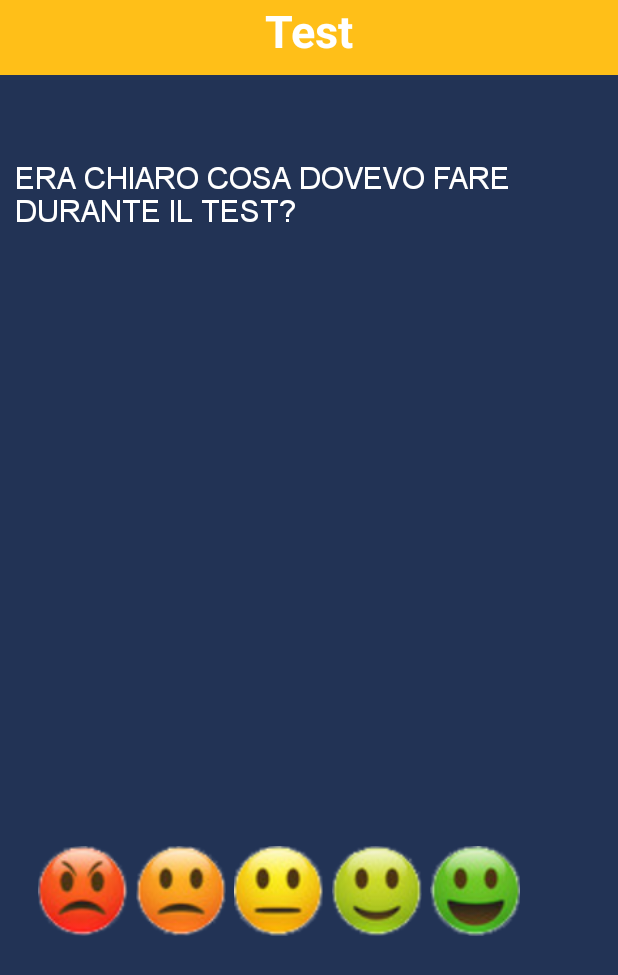
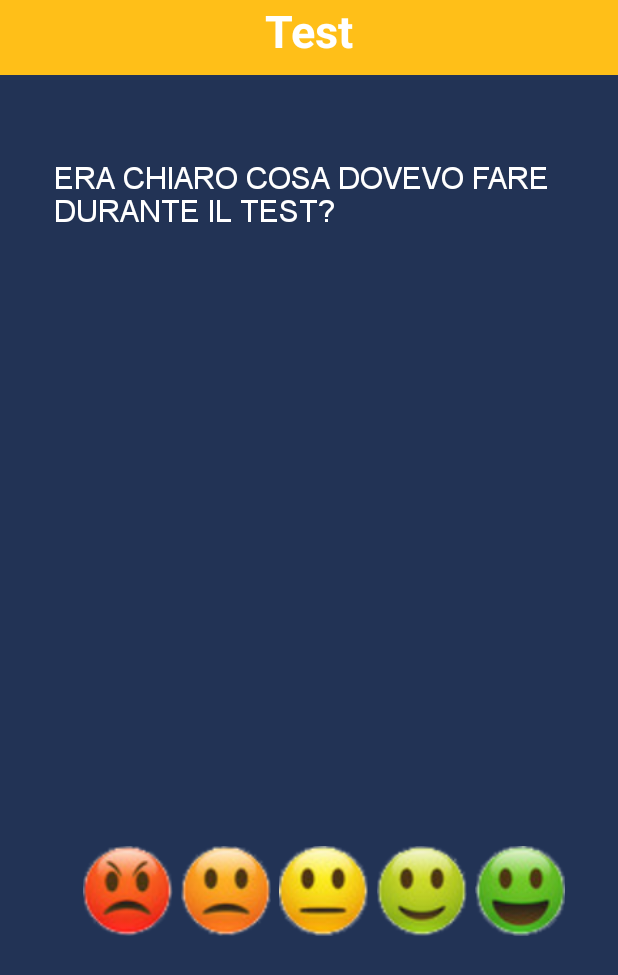
Before and after one commit to AlfonsoAquino/DSAGame, an Android app: the PostTest screen opened directly, with no data from a screen before it, on a phone screen of 412 x 824 dp. Shown: the top 975 px of the screen. Run offline under Robolectric (Android 15) with nearby library versions, the phone set to English and light mode, and no system bars; libraries missing offline, so code that uses them is left out: me.grantland.widget.

Commit message:
centrata grafica gradimento

```diff
--- a/app/src/main/res/layout/post_test.xml
+++ b/app/src/main/res/layout/post_test.xml
@@ -1,11 +1,20 @@
 <?xml version="1.0" encoding="utf-8"?>
-<android.support.constraint.ConstraintLayout
-    xmlns:android="http://schemas.android.com/apk/res/android" android:layout_width="match_parent"
-    android:layout_height="match_parent">
+<LinearLayout xmlns:android="http://schemas.android.com/apk/res/android"
+    android:layout_width="match_parent"
+    android:layout_height="match_parent"
+    android:layout_gravity="center"
+    android:foregroundGravity="center"
+    android:gravity="center"
+    android:orientation="vertical">
+
     <RelativeLayout
         android:layout_width="match_parent"
         android:layout_height="match_parent"
-        android:background="#223355">
+        android:layout_gravity="center"
+        android:background="#223355"
+        android:foregroundGravity="center"
+        android:gravity="center">
+
         <TextView
             android:layout_width="match_parent"
             android:layout_height="50dp"
@@ -21,22 +30,24 @@
             android:id="@+id/linear_layoutuno"
             android:layout_width="match_parent"
             android:layout_height="wrap_content"
+            android:layout_centerHorizontal="true"
             android:layout_marginTop="105dp"
-            android:layout_centerHorizontal="true"
+            android:foregroundGravity="center"
+            android:gravity="center"
             android:orientation="horizontal">
 
             <TextView
                 android:id="@+id/frase_feedback"
                 android:layout_width="350dp"
                 android:layout_height="wrap_content"
+                android:layout_marginLeft="10dp"
+                android:fontFamily="@font/arial"
                 android:maxLines="3"
                 android:text="Era chiaro cosa dovevo fare durante il test? "
                 android:textAllCaps="true"
+
                 android:textColor="#fff"
-                android:textSize="20dp"
-
-               android:layout_marginLeft="10dp"
-                android:fontFamily="@font/arial"/>
+                android:textSize="20dp" />
 
         </LinearLayout>
 
@@ -47,51 +58,53 @@
             android:layout_alignParentBottom="true"
             android:layout_centerHorizontal="true"
             android:layout_marginBottom="200dp"
+            android:foregroundGravity="center"
+            android:gravity="center"
             android:orientation="horizontal">
 
             <Button
                 android:id="@+id/Strongly_Disagree"
-                android:layout_marginRight="5dp"
-                android:layout_marginLeft="25dp"
                 android:layout_width="60dp"
                 android:layout_height="60dp"
-                android:onClick="risposta"
-                android:background="@drawable/strongly_desagree" />
+                android:layout_marginLeft="25dp"
+                android:layout_marginRight="5dp"
+                android:background="@drawable/strongly_desagree"
+                android:onClick="risposta" />
 
             <Button
-                android:onClick="risposta"
                 android:id="@+id/Disagree"
-                android:layout_marginRight="5dp"
                 android:layout_width="60dp"
                 android:layout_height="60dp"
-                android:background="@drawable/disagree" />
+                android:layout_marginRight="5dp"
+                android:background="@drawable/disagree"
+                android:onClick="risposta" />
 
             <Button
-                android:onClick="risposta"
                 android:id="@+id/Normal"
-                android:layout_marginRight="5dp"
                 android:layout_width="60dp"
                 android:layout_height="60dp"
-                android:background="@drawable/neutral" />
+                android:layout_marginRight="5dp"
+                android:background="@drawable/neutral"
+                android:onClick="risposta" />
 
             <Button
-                android:onClick="risposta"
                 android:id="@+id/Agree"
-                android:layout_marginRight="5dp"
                 android:layout_width="60dp"
                 android:layout_height="60dp"
-                android:background="@drawable/agree" />
+                android:layout_marginRight="5dp"
+                android:background="@drawable/agree"
+                android:onClick="risposta" />
             />
 
             <Button
-                android:onClick="risposta"
                 android:id="@+id/Strongly_Agree"
-                android:layout_marginRight="5dp"
                 android:layout_width="60dp"
                 android:layout_height="60dp"
-                android:background="@drawable/strongly_agree" />
+                android:layout_marginRight="5dp"
+                android:background="@drawable/strongly_agree"
+                android:onClick="risposta" />
 
         </LinearLayout>
     </RelativeLayout>
 
-</android.support.constraint.ConstraintLayout>
+</LinearLayout>
```
Lines whose indentation alone changed are shown as unchanged.
